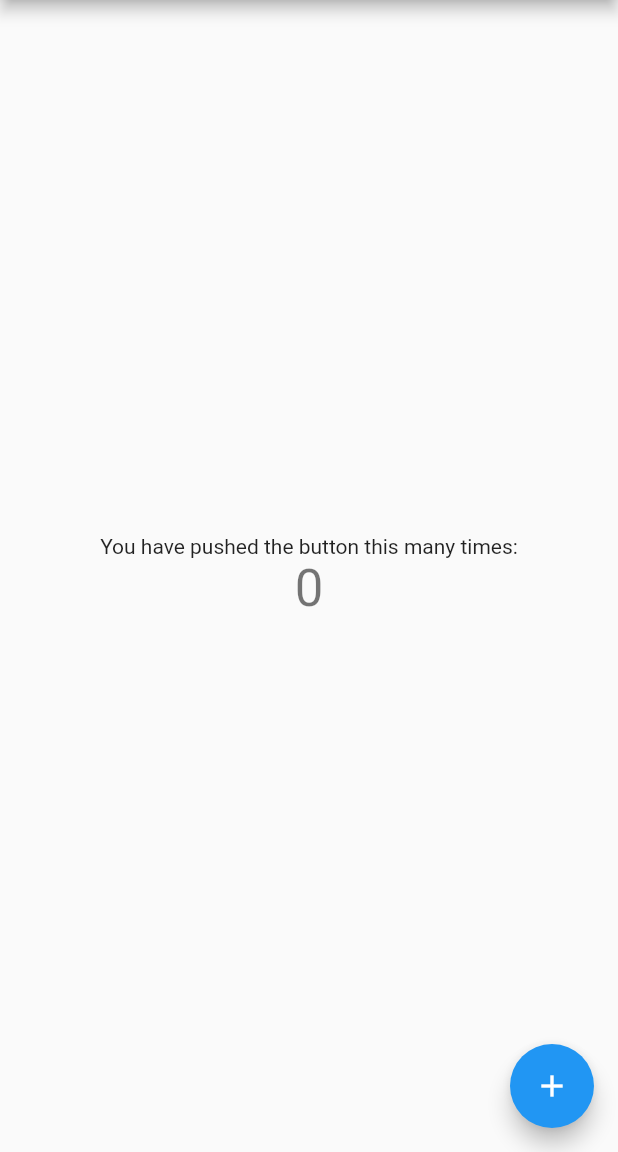
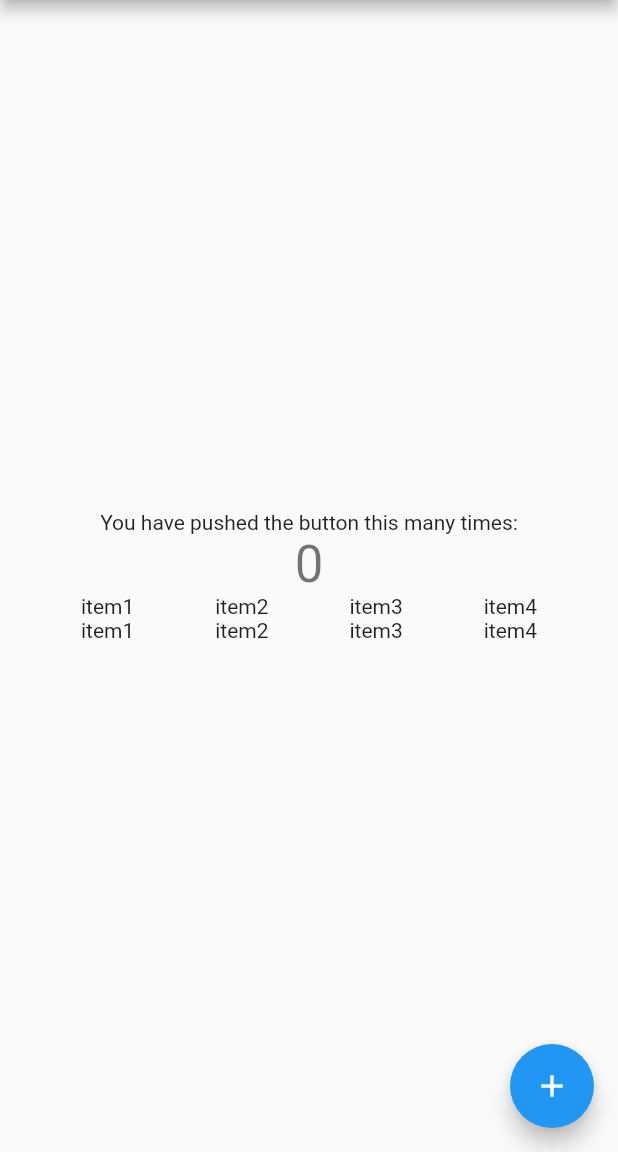
Before and after one commit to datsuns/stamp-calendar, a Flutter app: the screen it shows after launch, on a phone screen of 412 x 824 dp, the part 84-1236 px from its top. Run offline on Flutter 3.47's test engine with Material 2 defaults, Android fonts, the phone set to English and light mode, and no system bars.

Commit message:
row in columns

```diff
--- a/lib/main.dart
+++ b/lib/main.dart
@@ -46,6 +46,35 @@ class MyHomePage extends StatefulWidget {
 class _MyHomePageState extends State<MyHomePage> {
   int _counter = 0;
 
+  Widget generateOneLine() {
+    return Row(
+      mainAxisAlignment: MainAxisAlignment.spaceEvenly,
+      children: <Widget>[
+        Text('item1'),
+        Text('item2'),
+        Text('item3'),
+        Text('item4')
+      ],
+    );
+  }
+
+  Widget generateMainView() {
+    return Column(
+      mainAxisAlignment: MainAxisAlignment.center,
+      children: <Widget>[
+        Text(
+          'You have pushed the button this many times:',
+        ),
+        Text(
+          '$_counter',
+          style: Theme.of(context).textTheme.display1,
+        ),
+        generateOneLine(),
+        generateOneLine(),
+      ],
+    );
+  }
+
   void _incrementCounter() {
     setState(() {
       // This call to setState tells the Flutter framework that something has
@@ -74,33 +103,9 @@ class _MyHomePageState extends State<MyHomePage> {
       body: Center(
         // Center is a layout widget. It takes a single child and positions it
         // in the middle of the parent.
-        child: Column(
-          // Column is also a layout widget. It takes a list of children and
-          // arranges them vertically. By default, it sizes itself to fit its
-          // children horizontally, and tries to be as tall as its parent.
-          //
-          // Invoke "debug painting" (press "p" in the console, choose the
-          // "Toggle Debug Paint" action from the Flutter Inspector in Android
-          // Studio, or the "Toggle Debug Paint" command in Visual Studio Code)
-          // to see the wireframe for each widget.
-          //
-          // Column has various properties to control how it sizes itself and
-          // how it positions its children. Here we use mainAxisAlignment to
-          // center the children vertically; the main axis here is the vertical
-          // axis because Columns are vertical (the cross axis would be
-          // horizontal).
-          mainAxisAlignment: MainAxisAlignment.center,
-          children: <Widget>[
-            Text(
-              'You have pushed the button this many times:',
-            ),
-            Text(
-              '$_counter',
-              style: Theme.of(context).textTheme.display1,
-            ),
-          ],
-        ),
+        child: generateMainView(),
       ),
+
       floatingActionButton: FloatingActionButton(
         onPressed: _incrementCounter,
         tooltip: 'Increment',
```
